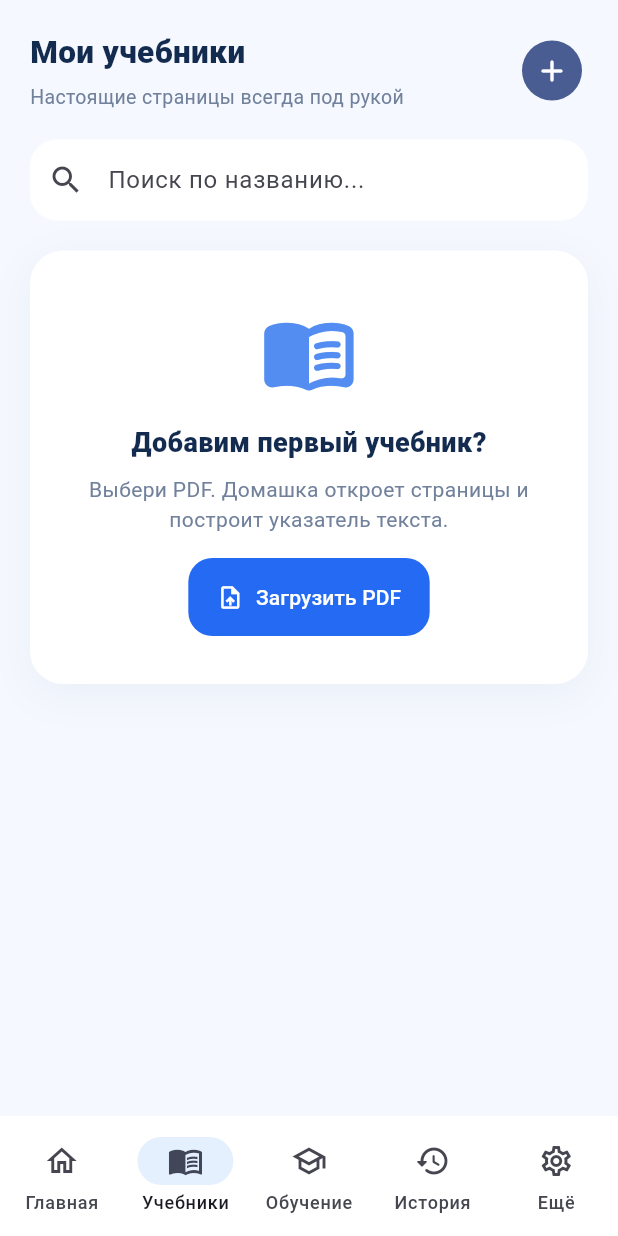
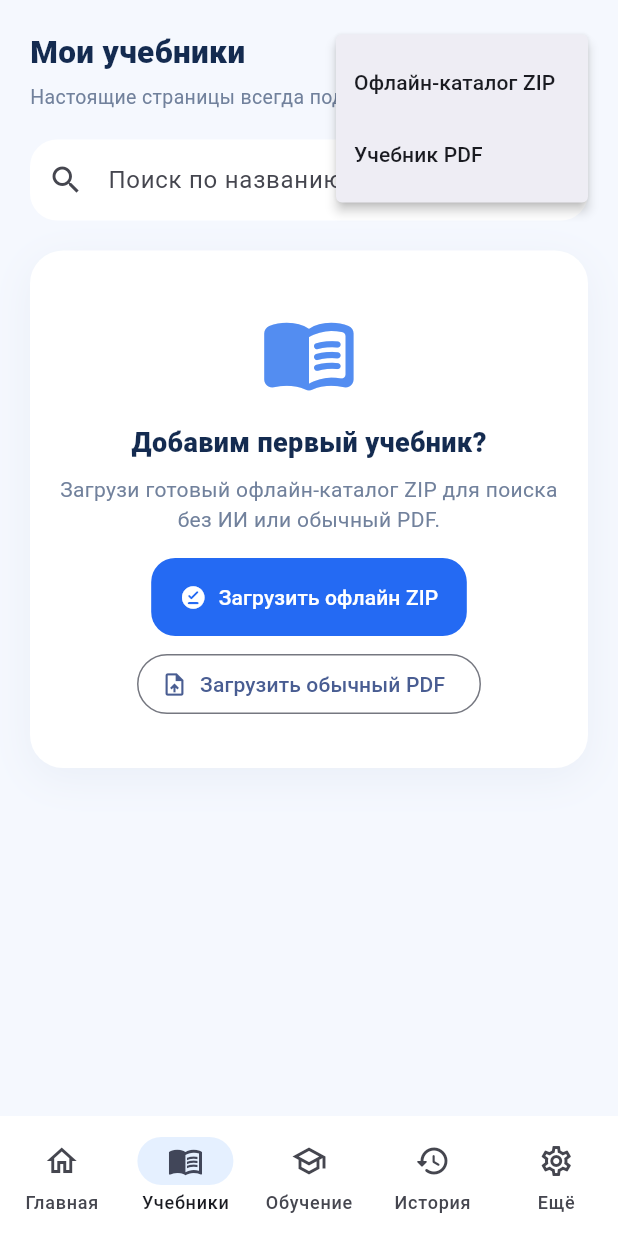
Before and after one commit to arladiy96-commits/domashka, a Flutter app: the screen it shows after launch, item 2 of the bottom bar chosen, after a tap on the "add" icon, on a phone screen of 412 x 824 dp. Run offline on Flutter 3.47's test engine with Material 3 defaults, Android fonts, the light colour scheme and no system bars; our stand-ins replace file_picker, flutter_secure_storage, image_picker, sqflite; missing offline and left inert: pdfrx; accounts and stored records are empty.

Commit message:
Add offline ZIP selection to textbook library

```diff
--- a/lib/screens.dart
+++ b/lib/screens.dart
@@ -1,4 +1,5 @@
 import 'dart:typed_data';
+import 'dart:io';
 import 'package:flutter/material.dart';
 import 'package:flutter/services.dart';
 import 'package:image_picker/image_picker.dart';
@@ -6,6 +7,7 @@ import 'package:pdfrx/pdfrx.dart';
 import 'ai_service.dart';
 import 'models.dart';
 import 'store.dart';
+import 'offline_catalog.dart';
 
 const ink = Color(0xff142b50);
 const accent = Color(0xff246af3);
@@ -273,6 +275,15 @@ class _LibraryPageState extends State<LibraryPage> {
         builder: (_) => BookReader(store: widget.store, book: book)));
     } catch (e) { if (mounted) message(context, 'Ошибка загрузки PDF: $e'); }
   }
+  Future<void> importOffline() async {
+    try {
+      final book = await widget.store.importOfflineBook();
+      if (book != null && mounted) Navigator.push(context, MaterialPageRoute(
+        builder: (_) => BookReader(store: widget.store, book: book)));
+    } catch (e) {
+      if (mounted) message(context, 'Ошибка импорта ZIP: $e');
+    }
+  }
   @override
   Widget build(BuildContext context) {
     final books = widget.store.books.where((e) =>
@@ -280,8 +291,14 @@ class _LibraryPageState extends State<LibraryPage> {
     return Stack(children: [ListView(padding: const EdgeInsets.fromLTRB(20, 20, 20, 30), children: [
       Row(children: [const Expanded(child: SectionHead('Мои учебники',
         subtitle: 'Настоящие страницы всегда под рукой')),
-        IconButton.filled(onPressed: widget.store.busy ? null : import,
-          icon: const Icon(Icons.add_rounded))]),
+        PopupMenuButton<String>(
+          enabled: !widget.store.busy, icon: const Icon(Icons.add_rounded),
+          tooltip: 'Добавить учебник',
+          onSelected: (option) => option == 'offline' ? importOffline() : import(),
+          itemBuilder: (_) => const [
+            PopupMenuItem(value: 'offline', child: Text('Офлайн-каталог ZIP')),
+            PopupMenuItem(value: 'pdf', child: Text('Учебник PDF')),
+          ])]),
       const SizedBox(height: 19),
       TextField(onChanged: (v) => setState(() => search = v),
         decoration: const InputDecoration(prefixIcon: Icon(Icons.search),
@@ -292,10 +309,16 @@ class _LibraryPageState extends State<LibraryPage> {
           color: Color(0xff538df1), size: 65), const SizedBox(height: 14),
         const Text('Добавим первый учебник?', style: TextStyle(color: ink,
           fontWeight: FontWeight.w800, fontSize: 18)), const SizedBox(height: 8),
-        const Text('Выбери PDF. Домашка откроет страницы и построит указатель текста.',
+        const Text('Загрузи готовый офлайн-каталог ZIP для поиска без ИИ или обычный PDF.',
           textAlign: TextAlign.center, style: TextStyle(color: muted, height: 1.45)),
-        const SizedBox(height: 16), FilledButton.icon(onPressed: import,
-          icon: const Icon(Icons.upload_file), label: const Text('Загрузить PDF')),
+        const SizedBox(height: 16),
+        FilledButton.icon(onPressed: importOffline,
+          icon: const Icon(Icons.offline_pin_rounded),
+          label: const Text('Загрузить офлайн ZIP')),
+        const SizedBox(height: 8),
+        OutlinedButton.icon(onPressed: import,
+          icon: const Icon(Icons.upload_file),
+          label: const Text('Загрузить обычный PDF')),
         const SizedBox(height: 14),
       ])) else GridView.builder(shrinkWrap: true, physics: const NeverScrollableScrollPhysics(),
         gridDelegate: const SliverGridDelegateWithFixedCrossAxisCount(crossAxisCount: 2,
@@ -321,7 +344,7 @@ class _LibraryPageState extends State<LibraryPage> {
                 ]))), const SizedBox(height: 10),
               Text(book.title, maxLines: 2, overflow: TextOverflow.ellipsis,
                 style: const TextStyle(fontWeight: FontWeight.w800, color: ink, fontSize: 13)),
-              const SizedBox(height: 4), Text('${book.pageCount} страниц · PDF',
+              const SizedBox(height: 4), Text('${book.pageCount} страниц · ${book.isOffline ? 'Офлайн' : 'PDF'}',
                 style: const TextStyle(color: muted, fontSize: 11)),
             ])));
         }),
```
